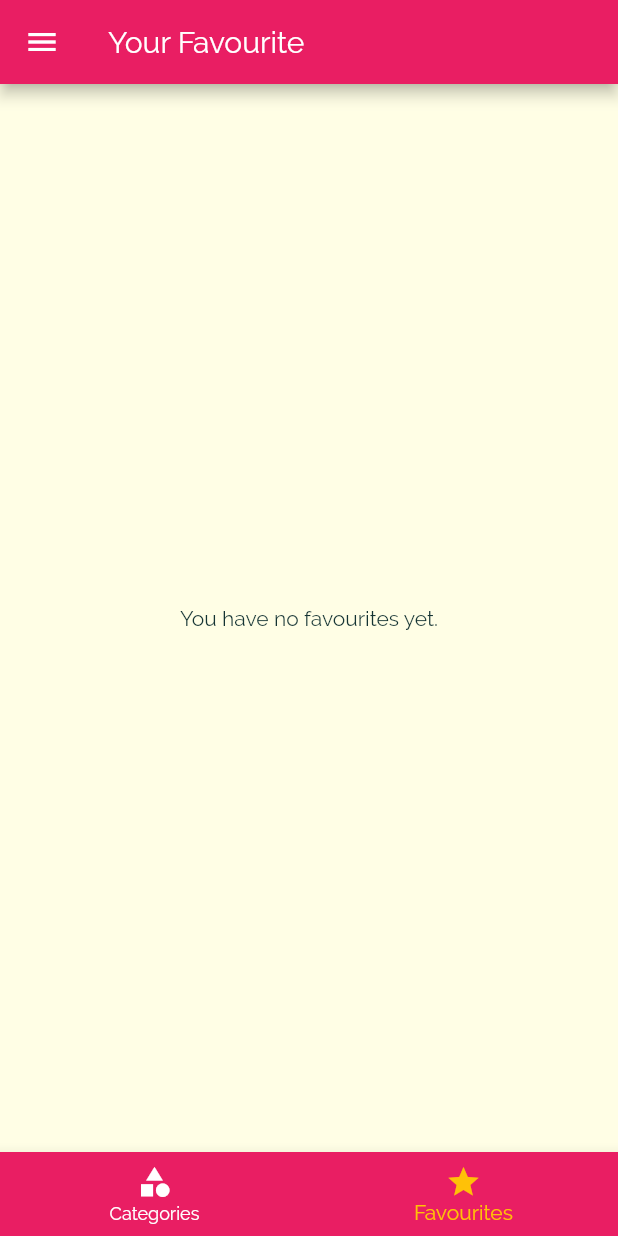
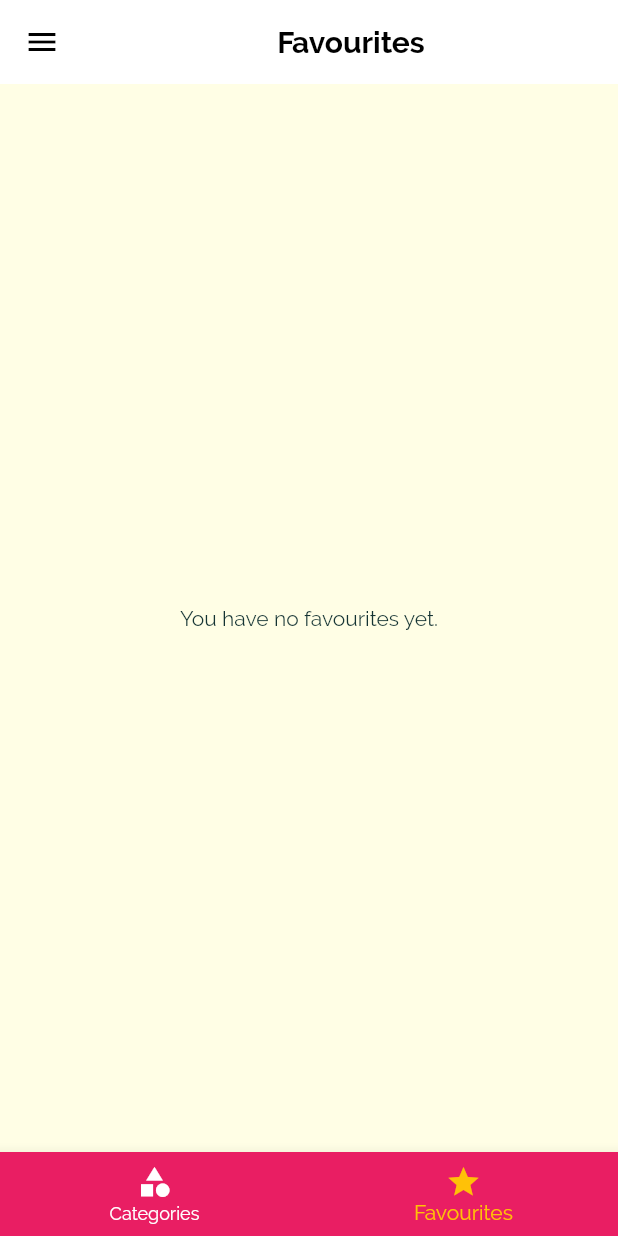
Before and after one commit to My-Flutter-Learning/meals_app, a Flutter app: the screen it shows after launch, item 2 of the bottom bar chosen, on a phone screen of 412 x 824 dp. Run offline on Flutter 3.47's test engine with Material 2 defaults, Android fonts, the phone set to English and light mode, and no system bars.

Commit message:
Minor UI changes

```diff
--- a/lib/main.dart
+++ b/lib/main.dart
@@ -27,7 +27,7 @@ class _MyAppState extends State<MyApp> {
   };
 
   List<Meals> _availableMeals = DUMMY_MEALS;
-  List<Meals> _favouriteMeals = [];
+  final List<Meals> _favouriteMeals = [];
 
   void _setFilters(Map<String, bool> filterData) {
     setState(() {
--- a/lib/screens/tabs_screen.dart
+++ b/lib/screens/tabs_screen.dart
@@ -20,7 +20,7 @@ class _TabsScreenState extends State<TabsScreen> {
 
     _pages = [
       {'page': const CategoriesScreen(), 'title': 'Categories'},
-      {'page': FavouritesScreen(widget.favouriteMeals), 'title': 'Your Favourite'}
+      {'page': FavouritesScreen(widget.favouriteMeals), 'title': 'Favourites'}
     ];
 
     super.initState();
@@ -38,7 +38,21 @@ class _TabsScreenState extends State<TabsScreen> {
   Widget build(BuildContext context) {
     return Scaffold(
       appBar:
-          AppBar(title: Text(_pages[_selectedPageIndex]['title'] as String)),
+          AppBar(backgroundColor: Colors.white,
+            title: Center(
+                child: Text(
+                    _pages[_selectedPageIndex]['title'] as String,
+                    style: const TextStyle(
+                      color: Colors.black,
+                      fontWeight: FontWeight.bold
+                    ),
+                  ),
+                ),
+            iconTheme: const IconThemeData(
+                color: Colors.black
+              ),
+            elevation: 0,
+          ),
       drawer: const MainDrawer(),
       body: _pages[_selectedPageIndex]['page'] as Widget,
       bottomNavigationBar: BottomNavigationBar(
```
Also changed, not shown: lib/screens/category_meals_screen.dart (+18 -6 lines), lib/screens/filters_screen.dart (+8 -8 lines), lib/screens/meal_detail_screen.dart (+14 -4 lines).
